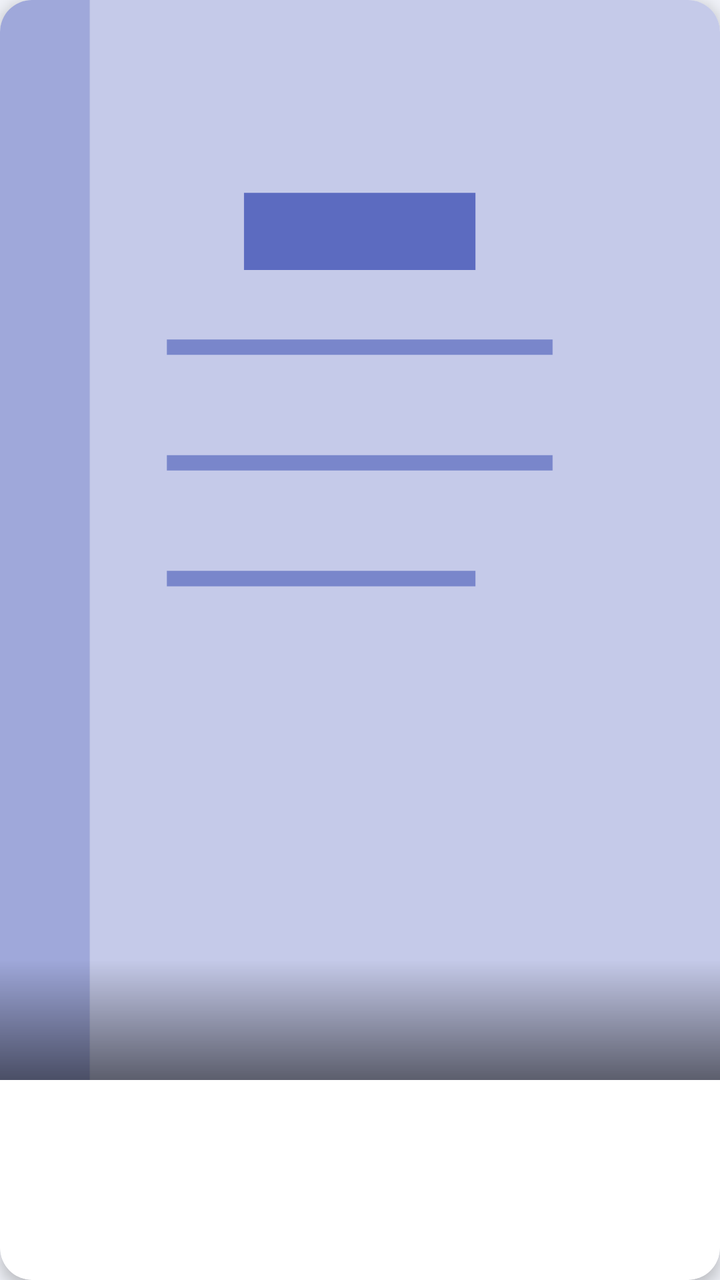
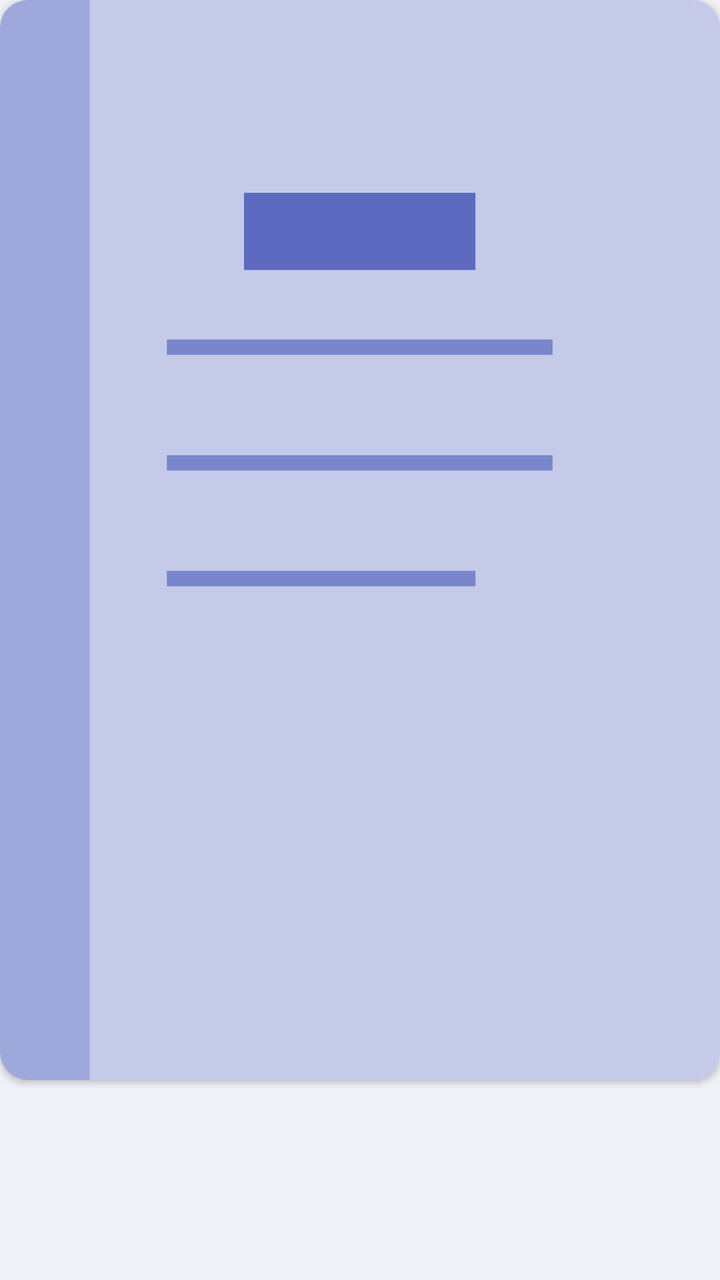

The first picture is an Android layout as it rendered before a commit; the second is the same layout after the commit. The layout source and the unified diff follow.
<!-- AndroidManifest.xml: application theme Theme.PersonalLibrary -->
<!-- res/layout/item_book_grid.xml -->
<?xml version="1.0" encoding="utf-8"?>
<androidx.cardview.widget.CardView xmlns:android="http://schemas.android.com/apk/res/android"
    xmlns:app="http://schemas.android.com/apk/res-auto"
    android:layout_width="match_parent"
    android:layout_height="wrap_content"
    android:layout_margin="6dp"
    android:foreground="?attr/selectableItemBackground"
    app:cardBackgroundColor="@color/surface"
    app:cardCornerRadius="16dp"
    app:cardElevation="4dp">

    
    <androidx.constraintlayout.widget.ConstraintLayout
        android:layout_width="match_parent"
        android:layout_height="wrap_content">

        <ImageView
            android:id="@+id/iv_cover"
            android:layout_width="0dp"
            android:layout_height="0dp"
            android:importantForAccessibility="no"
            android:scaleType="centerCrop"
            android:src="@drawable/ic_book_placeholder"
            app:layout_constraintDimensionRatio="2:3"
            app:layout_constraintEnd_toEndOf="parent"
            app:layout_constraintStart_toStartOf="parent"
            app:layout_constraintTop_toTopOf="parent" />

        <ImageView
            android:id="@+id/iv_read_stamp"
            android:layout_width="28dp"
            android:layout_height="28dp"
            android:layout_margin="8dp"
            android:contentDescription="@string/read_stamp_description"
            android:src="@drawable/ic_read_stamp"
            android:visibility="gone"
            app:layout_constraintEnd_toEndOf="@+id/iv_cover"
            app:layout_constraintBottom_toBottomOf="@+id/iv_cover"/>


        <View
            android:layout_width="0dp"
            android:layout_height="60dp"
            android:background="@drawable/bg_cover_bottom_fade"
            app:layout_constraintBottom_toBottomOf="@id/iv_cover"
            app:layout_constraintEnd_toEndOf="@id/iv_cover"
            app:layout_constraintStart_toStartOf="@id/iv_cover" />

        <TextView
            android:id="@+id/tv_title"
            android:layout_width="0dp"
            android:layout_height="wrap_content"
            android:layout_marginStart="12dp"
            android:layout_marginTop="10dp"
            android:layout_marginEnd="12dp"
            android:ellipsize="end"
            android:maxLines="2"
            android:textColor="@color/text_primary"
            android:textSize="17sp"
            android:textStyle="bold"
            app:layout_constraintEnd_toEndOf="parent"
            app:layout_constraintStart_toStartOf="parent"
            app:layout_constraintTop_toBottomOf="@id/iv_cover" />

        <TextView
            android:id="@+id/tv_author"
            android:layout_width="0dp"
            android:layout_height="wrap_content"
            android:layout_marginTop="4dp"
            android:layout_marginBottom="12dp"
            android:ellipsize="end"
            android:maxLines="1"
            android:textColor="@color/text_secondary"
            android:textSize="11sp"
            app:layout_constraintBottom_toBottomOf="parent"
            app:layout_constraintEnd_toEndOf="@id/tv_title"
            app:layout_constraintStart_toStartOf="@id/tv_title"
            app:layout_constraintTop_toBottomOf="@id/tv_title" />
    </androidx.constraintlayout.widget.ConstraintLayout>
</androidx.cardview.widget.CardView>
<!-- resources referenced by this layout -->
<resources>
  <color name="surface">#FFFFFF</color>
  <color name="text_primary">#0D1454</color>
  <color name="text_secondary">#455A8A</color>
  <!-- drawable bg_cover_bottom_fade (drawable) -->
  <?xml version="1.0" encoding="utf-8"?>
  <shape xmlns:android="http://schemas.android.com/apk/res/android" android:shape="rectangle"><gradient android:startColor="#00000000" android:endColor="#88000000" android:angle="270"/></shape>
  <!-- drawable ic_book_placeholder (drawable) -->
  <?xml version="1.0" encoding="utf-8"?>
  <vector xmlns:android="http://schemas.android.com/apk/res/android" android:width="100dp" android:height="140dp" android:viewportWidth="100" android:viewportHeight="140">
      <path android:fillColor="#C5CAE9" android:pathData="M0,0 L100,0 L100,140 L0,140 Z"/>
      <path android:fillColor="#9FA8DA" android:pathData="M0,0 L15,0 L15,140 L0,140 Z"/>
      <path android:fillColor="#7986CB" android:strokeColor="#7986CB" android:strokeWidth="2" android:pathData="M25,45 L75,45"/>
      <path android:fillColor="#7986CB" android:strokeColor="#7986CB" android:strokeWidth="2" android:pathData="M25,60 L75,60"/>
      <path android:fillColor="#7986CB" android:strokeColor="#7986CB" android:strokeWidth="2" android:pathData="M25,75 L65,75"/>
      <path android:fillColor="#5C6BC0" android:pathData="M35,25 L65,25 L65,35 L35,35 Z"/>
  </vector>
  <!-- drawable ic_read_stamp (drawable) -->
  <?xml version="1.0" encoding="utf-8"?>
  <vector xmlns:android="http://schemas.android.com/apk/res/android"
      android:width="24dp"
      android:height="24dp"
      android:viewportWidth="24"
      android:viewportHeight="24">
      <path
          android:fillColor="@color/success_color"
          android:strokeColor="#FFFFFF"
          android:strokeWidth="1.5"
          android:pathData="M12,12m-10.5,0a10.5,10.5 0,1 1,21 0a10.5,10.5 0,1 1,-21 0" />
      <path
          android:strokeColor="#FFFFFF"
          android:strokeWidth="2.4"
          android:strokeLineCap="round"
          android:strokeLineJoin="round"
          android:pathData="M7,12.5l3.2,3.2l6.8,-7.4" />
  </vector>
  <string name="read_stamp_description">Read</string>
  <style name="Theme.PersonalLibrary" parent="Theme.MaterialComponents.Light.NoActionBar">
          <item name="colorPrimary">@color/primary</item>
          <item name="colorPrimaryDark">@color/primary_dark</item>
          <item name="colorAccent">@color/accent</item>
          <item name="android:windowBackground">@color/background</item>
          <item name="android:statusBarColor">@color/primary_dark</item>
          <item name="android:navigationBarColor">@color/surface</item>
          <item name="android:windowLightStatusBar">false</item>
      </style>
  <color name="success_color">#2E7D32</color>
  <color name="primary">#1A237E</color>
  <color name="primary_dark">#0D1454</color>
  <color name="accent">#FFB300</color>
  <color name="background">#F0F2F8</color>
</resources>

<!-- the commit's change to res/layout/item_book_grid.xml (unified diff, before → after) -->
@@ -1,80 +1,77 @@
 <?xml version="1.0" encoding="utf-8"?>
-<androidx.cardview.widget.CardView xmlns:android="http://schemas.android.com/apk/res/android"
+<androidx.constraintlayout.widget.ConstraintLayout xmlns:android="http://schemas.android.com/apk/res/android"
     xmlns:app="http://schemas.android.com/apk/res-auto"
     android:layout_width="match_parent"
     android:layout_height="wrap_content"
-    android:layout_margin="6dp"
-    android:foreground="?attr/selectableItemBackground"
-    app:cardBackgroundColor="@color/surface"
-    app:cardCornerRadius="16dp"
-    app:cardElevation="4dp">
+    android:layout_margin="6dp">
 
     
-    <androidx.constraintlayout.widget.ConstraintLayout
-        android:layout_width="match_parent"
-        android:layout_height="wrap_content">
+    <androidx.cardview.widget.CardView
+        android:id="@+id/cover_card"
+        android:layout_width="0dp"
+        android:layout_height="0dp"
+        app:cardCornerRadius="14dp"
+        app:cardElevation="2dp"
+        app:layout_constraintDimensionRatio="2:3"
+        app:layout_constraintEnd_toEndOf="parent"
+        app:layout_constraintStart_toStartOf="parent"
+        app:layout_constraintTop_toTopOf="parent">
 
         <ImageView
             android:id="@+id/iv_cover"
-            android:layout_width="0dp"
-            android:layout_height="0dp"
+            android:layout_width="match_parent"
+            android:layout_height="match_parent"
             android:importantForAccessibility="no"
             android:scaleType="centerCrop"
-            android:src="@drawable/ic_book_placeholder"
-            app:layout_constraintDimensionRatio="2:3"
-            app:layout_constraintEnd_toEndOf="parent"
-            app:layout_constraintStart_toStartOf="parent"
-            app:layout_constraintTop_toTopOf="parent" />
+            android:src="@drawable/ic_book_placeholder" />
 
-        <ImageView
-            android:id="@+id/iv_read_stamp"
-            android:layout_width="28dp"
-            android:layout_height="28dp"
-            android:layout_margin="8dp"
-            android:contentDescription="@string/read_stamp_description"
-            android:src="@drawable/ic_read_stamp"
-            android:visibility="gone"
-            app:layout_constraintEnd_toEndOf="@+id/iv_cover"
-            app:layout_constraintBottom_toBottomOf="@+id/iv_cover"/>
+        
+        <TextView
+            android:id="@+id/tv_read_badge"
+            android:layout_width="wrap_content"
+            android:layout_height="wrap_content"
+            android:layout_gravity="bottom|end"
+            android:layout_margin="6dp"
+            android:background="@drawable/bg_read_pill"
+            android:drawablePadding="3dp"
+            android:drawableStart="@drawable/ic_check"
+            android:drawableTint="@color/white"
+            android:paddingStart="6dp"
+            android:paddingTop="3dp"
+            android:paddingEnd="8dp"
+            android:paddingBottom="3dp"
+            android:text="@string/badge_read"
+            android:textColor="@color/white"
+            android:textSize="10sp"
+            android:textStyle="bold"
+            android:visibility="gone" />
+    </androidx.cardview.widget.CardView>
 
+    <TextView
+        android:id="@+id/tv_title"
+        android:layout_width="0dp"
+        android:layout_height="wrap_content"
+        android:layout_marginTop="8dp"
+        android:ellipsize="end"
+        android:maxLines="2"
+        android:textColor="@color/text_primary"
+        android:textSize="13sp"
+        app:layout_constraintEnd_toEndOf="parent"
+        app:layout_constraintStart_toStartOf="parent"
+        app:layout_constraintTop_toBottomOf="@id/cover_card" />
 
-        <View
-            android:layout_width="0dp"
-            android:layout_height="60dp"
-            android:background="@drawable/bg_cover_bottom_fade"
-            app:layout_constraintBottom_toBottomOf="@id/iv_cover"
-            app:layout_constraintEnd_toEndOf="@id/iv_cover"
-            app:layout_constraintStart_toStartOf="@id/iv_cover" />
-
-        <TextView
-            android:id="@+id/tv_title"
-            android:layout_width="0dp"
-            android:layout_height="wrap_content"
-            android:layout_marginStart="12dp"
-            android:layout_marginTop="10dp"
-            android:layout_marginEnd="12dp"
-            android:ellipsize="end"
-            android:maxLines="2"
-            android:textColor="@color/text_primary"
-            android:textSize="17sp"
-            android:textStyle="bold"
-            app:layout_constraintEnd_toEndOf="parent"
-            app:layout_constraintStart_toStartOf="parent"
-            app:layout_constraintTop_toBottomOf="@id/iv_cover" />
-
-        <TextView
-            android:id="@+id/tv_author"
-            android:layout_width="0dp"
-            android:layout_height="wrap_content"
-            android:layout_marginTop="4dp"
-            android:layout_marginBottom="12dp"
-            android:ellipsize="end"
-            android:maxLines="1"
-            android:textColor="@color/text_secondary"
-            android:textSize="11sp"
-            app:layout_constraintBottom_toBottomOf="parent"
-            app:layout_constraintEnd_toEndOf="@id/tv_title"
-            app:layout_constraintStart_toStartOf="@id/tv_title"
-            app:layout_constraintTop_toBottomOf="@id/tv_title" />
-    </androidx.constraintlayout.widget.ConstraintLayout>
-</androidx.cardview.widget.CardView>
+    <TextView
+        android:id="@+id/tv_author"
+        android:layout_width="0dp"
+        android:layout_height="wrap_content"
+        android:layout_marginTop="2dp"
+        android:layout_marginBottom="4dp"
+        android:ellipsize="end"
+        android:maxLines="1"
+        android:textColor="@color/text_secondary"
+        android:textSize="11sp"
+        app:layout_constraintBottom_toBottomOf="parent"
+        app:layout_constraintEnd_toEndOf="parent"
+        app:layout_constraintStart_toStartOf="parent"
+        app:layout_constraintTop_toBottomOf="@id/tv_title" />
+</androidx.constraintlayout.widget.ConstraintLayout>
<!-- resource entries referenced after the edit -->
@@ -3,9 +3,13 @@
   <color name="surface">#FFFFFF</color>
   <color name="text_primary">#0D1454</color>
   <color name="text_secondary">#455A8A</color>
-  <!-- drawable bg_cover_bottom_fade (drawable) -->
+  <color name="white">#FFFFFFFF</color>
+  <!-- drawable bg_read_pill (drawable) -->
   <?xml version="1.0" encoding="utf-8"?>
-  <shape xmlns:android="http://schemas.android.com/apk/res/android" android:shape="rectangle"><gradient android:startColor="#00000000" android:endColor="#88000000" android:angle="270"/></shape>
+  <shape xmlns:android="http://schemas.android.com/apk/res/android" android:shape="rectangle">
+      <corners android:radius="12dp" />
+      <solid android:color="@color/success_color" />
+  </shape>
   <!-- drawable ic_book_placeholder (drawable) -->
   <?xml version="1.0" encoding="utf-8"?>
   <vector xmlns:android="http://schemas.android.com/apk/res/android" android:width="100dp" android:height="140dp" android:viewportWidth="100" android:viewportHeight="140">
@@ -16,26 +20,15 @@
       <path android:fillColor="#7986CB" android:strokeColor="#7986CB" android:strokeWidth="2" android:pathData="M25,75 L65,75"/>
       <path android:fillColor="#5C6BC0" android:pathData="M35,25 L65,25 L65,35 L35,35 Z"/>
   </vector>
-  <!-- drawable ic_read_stamp (drawable) -->
+  <!-- drawable ic_check (drawable) -->
   <?xml version="1.0" encoding="utf-8"?>
   <vector xmlns:android="http://schemas.android.com/apk/res/android"
-      android:width="24dp"
-      android:height="24dp"
-      android:viewportWidth="24"
-      android:viewportHeight="24">
-      <path
-          android:fillColor="@color/success_color"
-          android:strokeColor="#FFFFFF"
-          android:strokeWidth="1.5"
-          android:pathData="M12,12m-10.5,0a10.5,10.5 0,1 1,21 0a10.5,10.5 0,1 1,-21 0" />
-      <path
-          android:strokeColor="#FFFFFF"
-          android:strokeWidth="2.4"
-          android:strokeLineCap="round"
-          android:strokeLineJoin="round"
-          android:pathData="M7,12.5l3.2,3.2l6.8,-7.4" />
+      android:width="12dp" android:height="12dp"
+      android:viewportWidth="24" android:viewportHeight="24">
+      <path android:fillColor="#FF000000"
+          android:pathData="M9,16.2L4.8,12l-1.4,1.4L9,19 21,7l-1.4,-1.4z" />
   </vector>
-  <string name="read_stamp_description">Read</string>
+  <string name="badge_read">Read</string>
   <style name="Theme.PersonalLibrary" parent="Theme.MaterialComponents.Light.NoActionBar">
           <item name="colorPrimary">@color/primary</item>
           <item name="colorPrimaryDark">@color/primary_dark</item>
